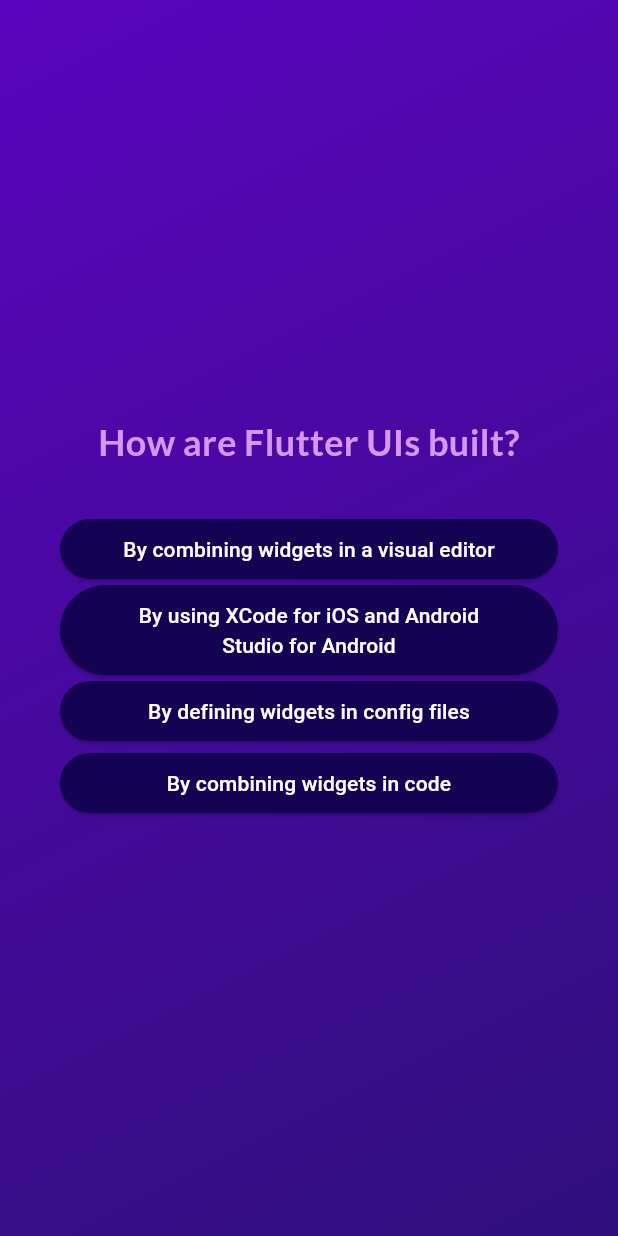
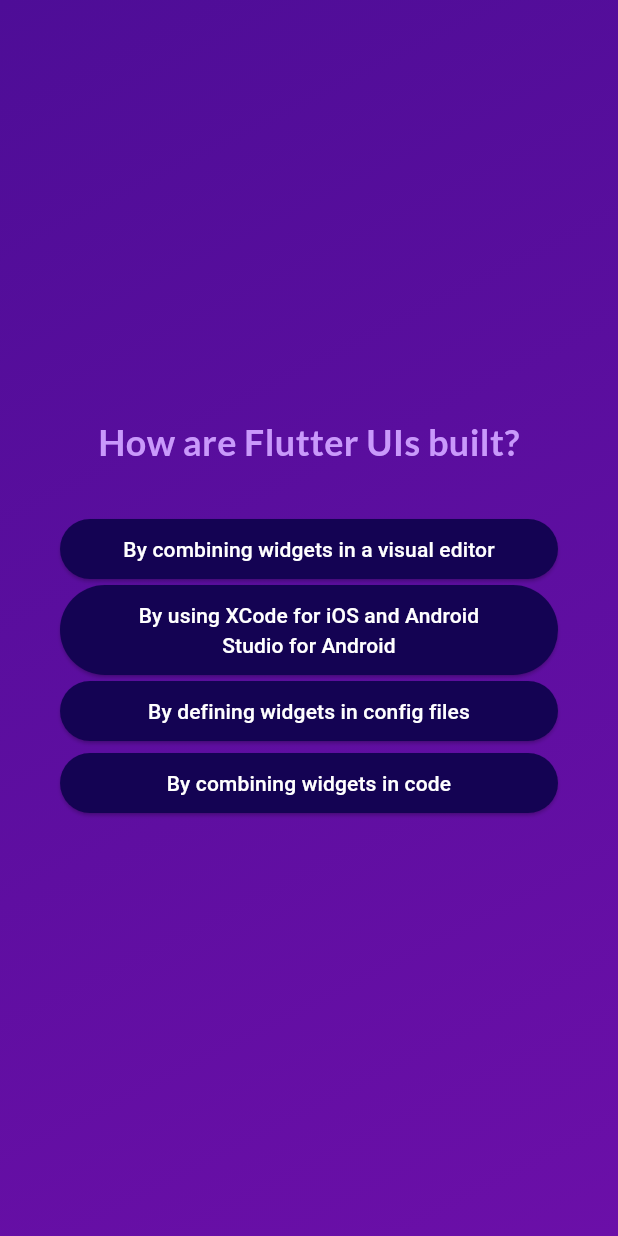
Before and after one commit to Tschongsti/quiz, a Flutter app: the screen it shows after launch, after a tap on "Start Quiz", after a tap on "Components", on a phone screen of 412 x 824 dp. Run offline on Flutter 3.47's test engine with Material 3 defaults, Android fonts, the phone set to English and light mode, and no system bars; our stand-ins replace google_fonts.

Commit message:
Stand nach Abschluss des Kapitels 3 vom Udemy-Kurs

```diff
--- a/lib/questions_screen.dart
+++ b/lib/questions_screen.dart
@@ -5,7 +5,10 @@ import 'package:quiz/answer_button.dart';
 import 'package:quiz/data/questions.dart';
 
 class QuestionsScreen extends StatefulWidget {
-  const QuestionsScreen ({super.key, required this.onSelectAnswer,});
+  const QuestionsScreen({
+    super.key,
+    required this.onSelectAnswer,
+  });
 
   final void Function(String answer) onSelectAnswer;
 
@@ -20,15 +23,15 @@ class _QuestionsScreenState extends State<QuestionsScreen> {
 
   void answerQuestion(String selectedAnswer) {
     widget.onSelectAnswer(selectedAnswer);
-    setState(() {
     // currentQuestionIndex = currentQuestionIndex + 1;
     // currentQuestionIndex += 1;
-      currentQuestionIndex++; // increments the value by 1 (similar with --)
+    setState(() {
+      currentQuestionIndex++; // increments the value by 1
     });
   }
 
   @override
-  Widget build (context) {
+  Widget build(context) {
     final currentQuestion = questions[currentQuestionIndex];
 
     return SizedBox(
@@ -42,7 +45,7 @@ class _QuestionsScreenState extends State<QuestionsScreen> {
             Text(
               currentQuestion.text,
               style: GoogleFonts.lato(
-              color: const Color.fromARGB(255, 215, 150, 241),
+                color: const Color.fromARGB(255, 201, 153, 251),
                 fontSize: 24,
                 fontWeight: FontWeight.bold,
               ),
@@ -54,7 +57,7 @@ class _QuestionsScreenState extends State<QuestionsScreen> {
                 answer,
                 () {
                   answerQuestion(answer);
-              }
+                },
               );
             })
           ],
--- a/lib/quiz.dart
+++ b/lib/quiz.dart
@@ -6,7 +6,7 @@ import 'package:quiz/data/questions.dart';
 import 'package:quiz/results_screen.dart';
 
 class Quiz extends StatefulWidget {
-  const Quiz ({super.key});
+  const Quiz({super.key});
 
   @override
   State<Quiz> createState() {
@@ -16,7 +16,7 @@ State<Quiz> createState() {
 
 class _QuizState extends State<Quiz> {
   List<String> selectedAnswers = [];
-  var activeScreen ='start-screen';
+  var activeScreen = 'start-screen';
 
   void switchScreen() {
     setState(() {
@@ -24,7 +24,7 @@ class _QuizState extends State<Quiz> {
     });
   }
 
-  void chooseAnswer (String answer) {
+  void chooseAnswer(String answer) {
     selectedAnswers.add(answer);
 
     if (selectedAnswers.length == questions.length) {
@@ -34,15 +34,15 @@ class _QuizState extends State<Quiz> {
     }
   }
 
-  void restartQuiz () {
+  void restartQuiz() {
     setState(() {
       selectedAnswers = [];
-      activeScreen ='questions-screen';
+      activeScreen = 'questions-screen';
     });
   }
 
   @override
-  Widget build (context) {
+  Widget build(context) {
     Widget screenWidget = StartScreen(switchScreen);
 
     if (activeScreen == 'questions-screen') {
@@ -53,8 +53,8 @@ class _QuizState extends State<Quiz> {
 
     if (activeScreen == 'results-screen') {
       screenWidget = ResultsScreen(
-        restartQuiz,
         chosenAnswers: selectedAnswers,
+        onRestart: restartQuiz,
       );
     }
 
@@ -64,8 +64,8 @@ class _QuizState extends State<Quiz> {
           decoration: const BoxDecoration(
             gradient: LinearGradient(
               colors: [
-                Color.fromARGB(255, 91, 4, 190),
-                Color.fromARGB(255, 48, 15, 124),
+                Color.fromARGB(255, 78, 13, 151),
+                Color.fromARGB(255, 107, 15, 168),
               ],
               begin: Alignment.topLeft,
               end: Alignment.bottomRight,
--- a/lib/start_screen.dart
+++ b/lib/start_screen.dart
@@ -2,7 +2,7 @@ import 'package:flutter/material.dart';
 import 'package:google_fonts/google_fonts.dart';
 
 class StartScreen extends StatelessWidget {
-  const StartScreen (this.startQuiz, {super.key});
+  const StartScreen(this.startQuiz, {super.key});
 
   final void Function() startQuiz;
 
@@ -17,20 +17,18 @@ class StartScreen extends StatelessWidget {
             width: 300,
             color: const Color.fromARGB(150, 255, 255, 255),
           ),
-
-          //Opacity(
-          //  opacity: 0.6,
-          //  child: Image.asset(
-          //    'assets/images/quiz-logo.png',
-          //    width: 300,
-          //  ),
-          //),
-
+          // Opacity(
+          //   opacity: 0.6,
+          //   child: Image.asset(
+          //     'assets/images/quiz-logo.png',
+          //     width: 300,
+          //   ),
+          // ),
           const SizedBox(height: 80),
           Text(
             'Learn Flutter the fun way!',
             style: GoogleFonts.lato(
-              color: const Color.fromARGB(255, 236, 227, 247),
+              color: const Color.fromARGB(255, 237, 223, 252),
               fontSize: 24,
             ),
           ),
@@ -42,7 +40,7 @@ class StartScreen extends StatelessWidget {
             ),
             icon: const Icon(Icons.arrow_right_alt),
             label: const Text('Start Quiz'),
-          ),
+          )
         ],
       ),
     );
```
Also changed, not shown: lib/question_index_container.dart (deleted, +0 -31 lines), lib/questions_summary.dart (deleted, +0 -58 lines), lib/questions_summary/question_identifier.dart (added, +35 -0 lines), lib/questions_summary/questions_summary.dart (added, +25 -0 lines), lib/questions_summary/summary.item.dart (added, +58 -0 lines), lib/results_screen.dart (+21 -22 lines). Lines whose indentation alone changed are shown as unchanged.
